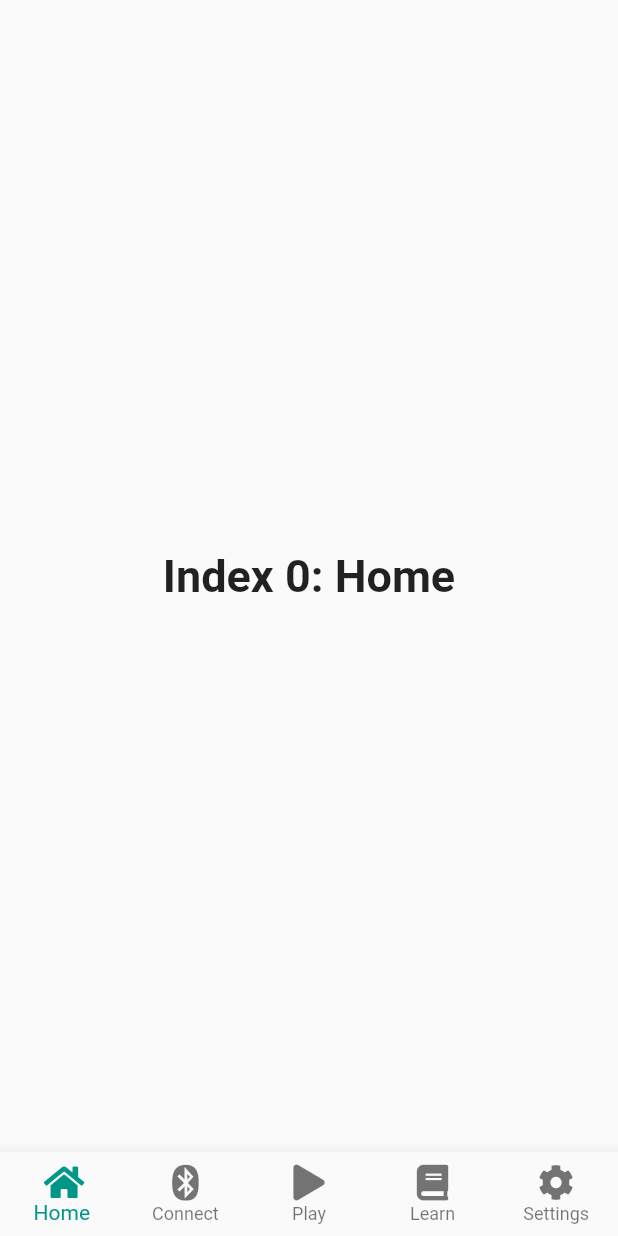
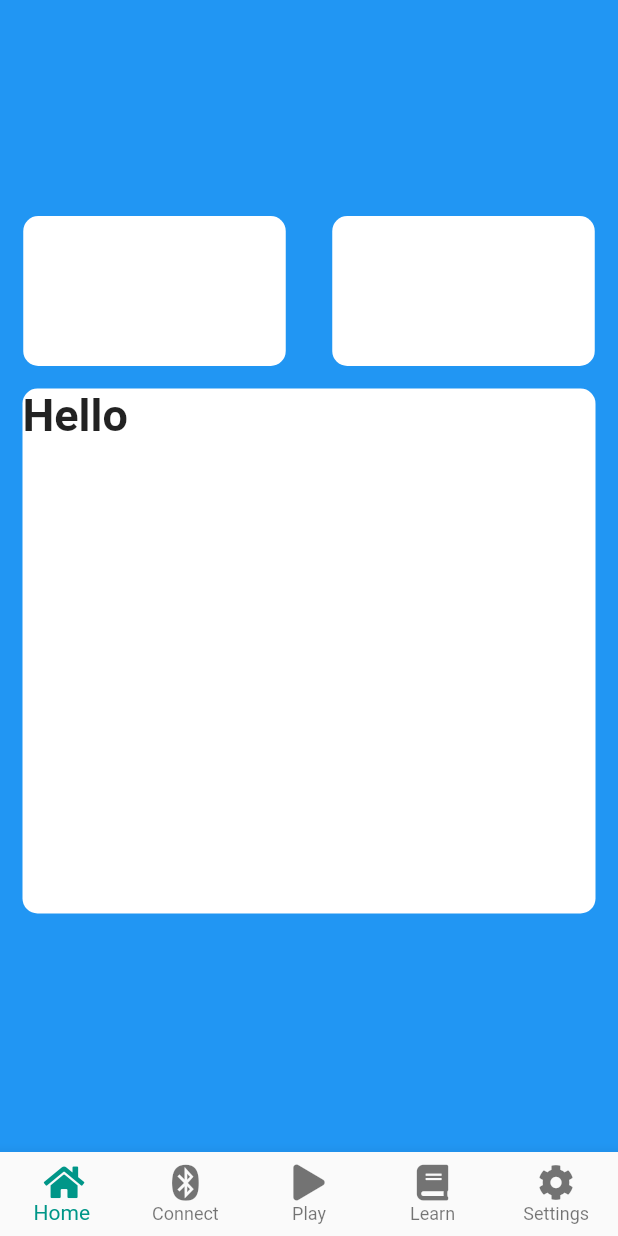
Before and after one commit to Team-8s/uflow_app, a Flutter app: the MyStatefulWidget screen opened by its route, on a phone screen of 412 x 824 dp. Run offline on Flutter 3.47's test engine with Material 2 defaults, Android fonts, the phone set to English and light mode, and no system bars; our stand-ins replace firebase_auth, firebase_core, flutter_blue, font_awesome_flutter; accounts and stored records are empty.

Commit message:
appearance update 3

```diff
--- a/lib/input_page.dart
+++ b/lib/input_page.dart
@@ -1,5 +1,6 @@
 import 'package:flutter/material.dart';
 import 'package:font_awesome_flutter/font_awesome_flutter.dart';
+import 'package:uflow_app/pages/home_page.dart';
 import 'package:uflow_app/pages/settings_page.dart';
 import 'pages/play_page.dart';
 import 'pages/bluetooth_connect.dart';
@@ -25,10 +26,7 @@ class _MyStatefulWidgetState extends State<MyStatefulWidget> {
   @override
   Widget build(BuildContext context) {
     List<Widget> _widgetOptions = <Widget>[
-      Text(
-        'Index 0: Home',
-        style: optionStyle,
-      ),
+      homePage(),
       bluetoothPage(),
       gamePage(),
       Text(
--- /dev/null
+++ b/lib/pages/home_page.dart
@@ -0,0 +1,54 @@
+import 'package:flutter/material.dart';
+
+class homePage extends StatefulWidget {
+  @override
+  _homePageState createState() => _homePageState();
+}
+
+class _homePageState extends State<homePage> {
+  @override
+  Widget build(BuildContext context) {
+    return Container(
+      color: Colors.blue,
+      width: double.infinity,
+      child: Container(
+        child: Column(
+            mainAxisAlignment: MainAxisAlignment.center,
+            children: <Widget>[
+              Row(
+              mainAxisAlignment: MainAxisAlignment.spaceEvenly,
+                children: [
+                  Container(
+                    width: 175,
+                    height: 100,
+                    decoration: BoxDecoration(
+                      color: Colors.white,
+                      borderRadius: BorderRadius.circular(10.0),
+                  ),),
+                  SizedBox(),
+                  Container(
+                    width: 175,
+                    height: 100, decoration: BoxDecoration(
+                    color: Colors.white,
+                    borderRadius: BorderRadius.circular(10.0),),)
+                ],),
+              SizedBox(),
+              Container(
+                width: double.infinity,
+                height: 350,
+                child: Text(
+                  'Hello',
+                  style: TextStyle(fontSize: 30, fontWeight: FontWeight.bold),
+                ),
+                margin: EdgeInsets.all(15.0),
+                decoration: BoxDecoration(
+                  color: Colors.white,
+                  borderRadius: BorderRadius.circular(10.0),
+                ),
+              ),
+              SizedBox(),
+            ]),
+      ),
+    );
+  }
+}
--- a/lib/pages/play_page.dart
+++ b/lib/pages/play_page.dart
@@ -14,6 +14,8 @@ class gamePage extends StatefulWidget {
 }
 
 class _gamePageState extends State<gamePage> {
+  double birdHighScore = 0;
+  double chipmunkHighScore = 0;
   @override
   Widget build(BuildContext context) {
     return Container(
@@ -74,7 +76,7 @@ class _gamePageState extends State<gamePage> {
                           TextStyle(fontWeight: FontWeight.bold, fontSize: 10),
                     ),
                     Text(
-                      '123',
+                      birdHighScore.toString(),
                       style:
                           TextStyle(fontWeight: FontWeight.bold, fontSize: 50),
                     )
@@ -98,7 +100,7 @@ class _gamePageState extends State<gamePage> {
                           TextStyle(fontWeight: FontWeight.bold, fontSize: 10),
                     ),
                     Text(
-                      '123',
+                      chipmunkHighScore.toString(),
                       style:
                           TextStyle(fontWeight: FontWeight.bold, fontSize: 50),
                     )
@@ -124,6 +126,7 @@ class PlayPage extends State<Game> {
   static double birdScore = 0;
   static double chipmunkScore = 0;
   double time = 0;
+  double countDown = 10;
   double birdHeight = 0;
   double chipmunkHeight = 0;
   double initalBirdHeight = birdYaxis;
@@ -145,6 +148,7 @@ class PlayPage extends State<Game> {
     gameHasStarted = true;
     Timer.periodic(Duration(milliseconds: 50), (timer) {
       time += 0.04;
+      countDown -= 0.05;
       birdHeight = -4.9 * time * time + 2.8 * time;
       chipmunkHeight = sin(0.5 * time);
       print("time number is: $time");
@@ -175,9 +179,11 @@ class PlayPage extends State<Game> {
         }
       });
 
-      if (birdYaxis > 2) {
+      if (countDown < 0) {
         timer.cancel();
         _showGameOverScreen();
+        // if (birdScore > birdHighScore)
+        //   {birdHighScore = birdScore;}
       }
     });
   }
@@ -238,6 +244,7 @@ class PlayPage extends State<Game> {
                     duration: Duration(milliseconds: 0),
                     color: Colors.blue,
                   ),
+
                   AnimatedContainer(
                     alignment: Alignment(pathXone, pathYone),
                     duration: Duration(milliseconds: 0),
@@ -265,7 +272,7 @@ class PlayPage extends State<Game> {
                   Container(
                     alignment: Alignment(0, -0.35),
                     child: gameHasStarted
-                        ? Text("")
+                        ? Text(countDown.toString())
                         : Text(
                             "T A P  T O  P L A Y",
                             style:
```
